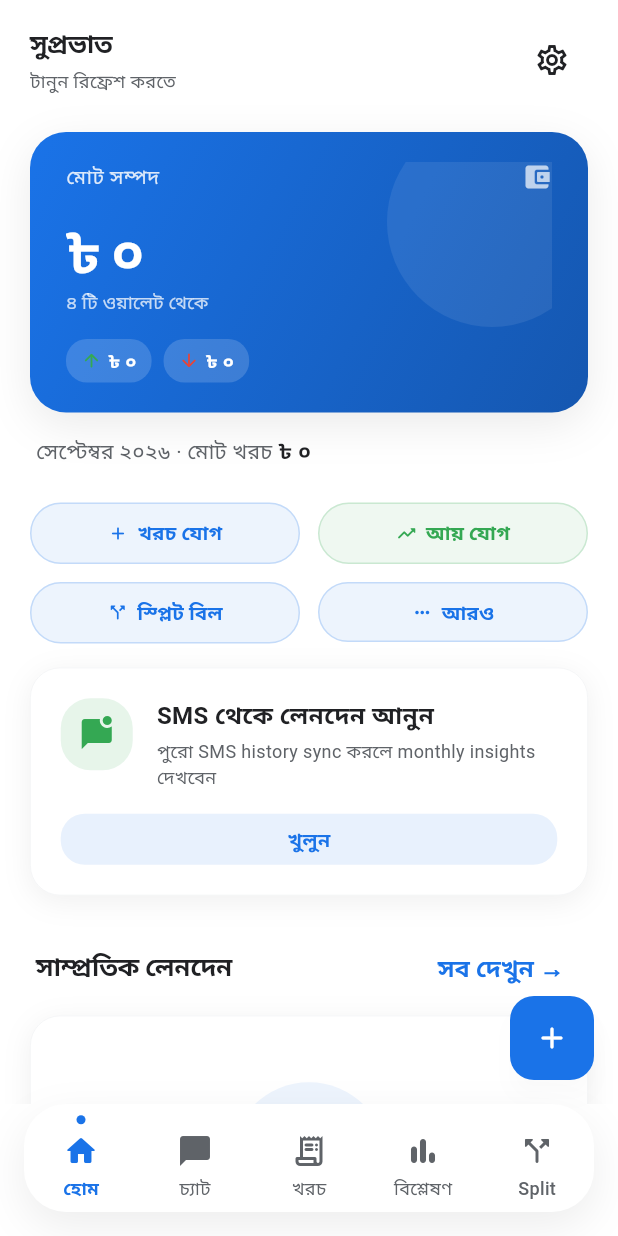
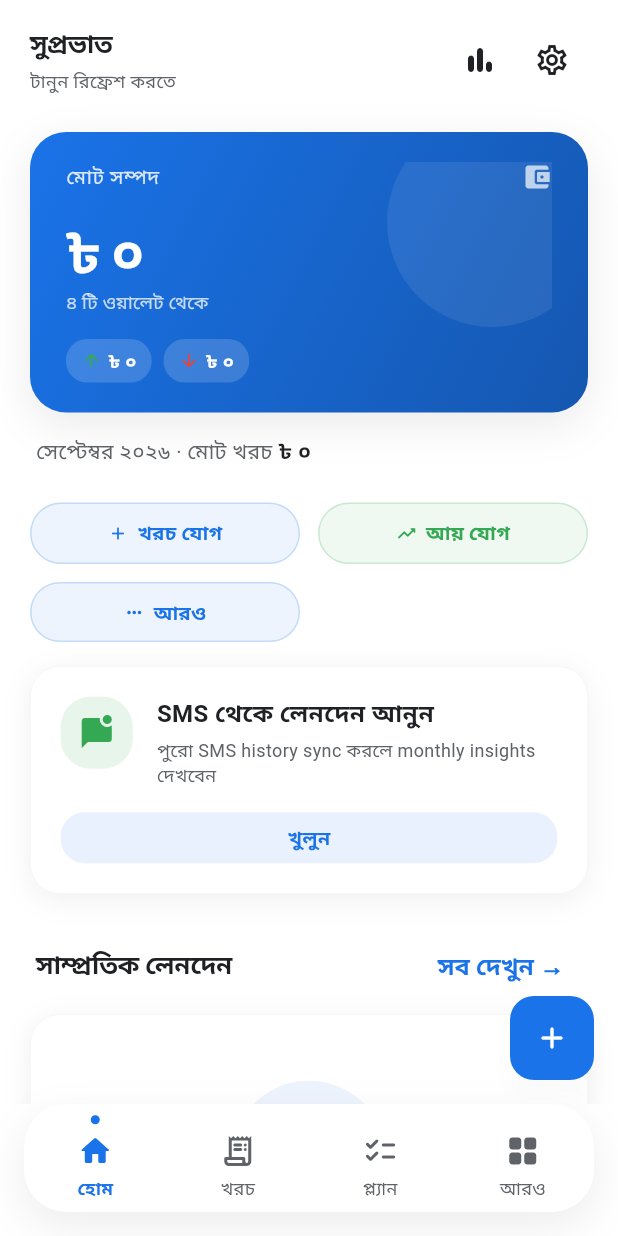
Before and after one commit to khokanuzzaman/Gemini_chat, a Flutter app: the _MainShell screen opened directly, on a phone screen of 412 x 824 dp. Run offline on Flutter 3.47's test engine with Material 3 defaults, Android fonts, the phone set to English and light mode, and no system bars; our stand-ins replace cloud_firestore, connectivity_plus, csv, firebase_auth, firebase_core, fl_chart and 15 more; missing offline and left inert: encrypt, extension_google_sign_in_as_googleapis_auth, google_mlkit_text_recognition, googleapis, purchases_flutter, purchases_ui_flutter and 1 more; accounts and stored records are empty; generated files the repository leaves out were written again.

Commit message:
feat(nav): §4 five-tab shell — semantic AppTab, cut Split/Analytics tabs, প্ল্যান+আরও hubs
Phase-1 slice (d). Rebuilds the bottom nav to the §4 IA.

Shell (flag-conditional): AI off → হোম / খরচ / প্ল্যান / আরও (4 tabs); AI on →
হোম / চ্যাট / খরচ / প্ল্যান / আরও (5). চ্যাট is dropped when AI is off and re-added
in its §4 position purely by flipping AI_ENABLED — no re-index in Phase 2.

- Semantic AppTab enum + visibleAppTabs() replace all hardcoded tab indices.
  AppShellNavigation.selectedTab is now ValueNotifier<AppTab>; the shell maps
  enum→position in one place. openPlan/openMore added.
- Split + Analytics tabs cut → reachable as pushed routes (openAnalytics/openSplit
  now Navigator.push). Their callers (insight links, settings, anomaly_alert /
  weekly_report notifications) are unchanged.
- Analytics stays prominent: a বিশ্লেষণ button in the হোম header carrying the
  relocated anomaly badge, plus an entry in আরও. Split (niche) → আরও only, and
  removed from the dashboard quick actions.
- New PlanScreen (Budget·Goals·Debt·Recurring) and MoreScreen hubs; SMS import
  promoted to the top of আরও; আরও also holds Wallets·Categories·Income·Export·
  Split·Analytics·Settings (Security/backup/premium stay inside Settings).
- Removed the dead inert ChatScreen guard from (c) (চ্যাট never mounts when off);
  reworked analytics' selectedTab==3 prediction-load gate (Analytics is pushed now,
  so mounted == visible).
- خرچ tab = ExpenseListScreen (income in আরও); the খরচ|আয় segment is slice (d').

Existing-user safety: pure navigation/routing — no Isar schema, no data, no
migration. selectedTab is in-memory (defaults to হোম).

Verified: flutter analyze 0 errors (25 baseline); flutter build bundle succeeds;
full suite green both modes — AI off 198 passed/2 skipped, AI on 198/2. New
visibleAppTabs test locks the flag→tabs contract (চ্যাট at index 1 when on).

Co-Authored-By: Claude Opus 4.8 <noreply@anthropic.com>

```diff
--- a/lib/core/navigation/app_shell_navigation.dart
+++ b/lib/core/navigation/app_shell_navigation.dart
@@ -4,77 +4,73 @@ import '../config/feature_flags.dart';
 import 'app_page_route.dart';
 import '../../features/debt/presentation/screens/debt_detail_screen.dart';
 import '../../features/debt/presentation/screens/debt_list_screen.dart';
+import '../../features/expense/presentation/screens/analytics_screen.dart';
 import '../../features/income/presentation/screens/income_list_screen.dart';
 import '../../features/sms_import/presentation/screens/sms_history_screen.dart';
 import '../../features/sms_import/presentation/screens/sms_import_screen.dart';
+import '../../features/split/presentation/screens/split_bill_screen.dart';
+
+/// The bottom-nav tabs, in §4 order. চ্যাট is only a visible tab when AI is
+/// enabled (Phase 2); with AI off the shell shows the other four.
+enum AppTab { home, chat, expenses, plan, more }
+
+/// The tabs the shell renders, in order. চ্যাট appears only when AI is enabled,
+/// so Phase 2 re-adds it in its §4 position simply by flipping the flag.
+List<AppTab> visibleAppTabs({required bool aiEnabled}) => <AppTab>[
+  AppTab.home,
+  if (aiEnabled) AppTab.chat,
+  AppTab.expenses,
+  AppTab.plan,
+  AppTab.more,
+];
 
 class AppShellNavigation {
   AppShellNavigation._();
 
   static final GlobalKey<NavigatorState> navigatorKey =
       GlobalKey<NavigatorState>();
-  static final ValueNotifier<int> selectedTab = ValueNotifier<int>(0);
+
+  /// The selected bottom-nav tab. Semantic (an [AppTab]), so callers never
+  /// depend on a raw index — the shell maps the enum to a position.
+  static final ValueNotifier<AppTab> selectedTab = ValueNotifier<AppTab>(
+    AppTab.home,
+  );
+
+  /// The Analytics screen's internal sub-tab (Summary/Category/Wallet/Income/
+  /// Anomaly). Read by [AnalyticsScreen] when it opens.
   static final ValueNotifier<int> analyticsTab = ValueNotifier<int>(0);
 
-  static void openDashboard() => _setTab(0);
+  static void openDashboard() => _setTab(AppTab.home);
 
-  static void openChat() => _setTab(1);
+  static void openChat() =>
+      _setTab(FeatureFlags.aiEnabled ? AppTab.chat : AppTab.home);
 
-  static void openExpenses() => _setTab(2);
+  static void openExpenses() => _setTab(AppTab.expenses);
 
+  static void openPlan() => _setTab(AppTab.plan);
+
+  static void openMore() => _setTab(AppTab.more);
+
+  /// Analytics is no longer a tab — it opens as a pushed screen. [tabIndex]
+  /// selects its inner sub-tab.
   static void openAnalytics({int tabIndex = 0}) {
     analyticsTab.value = tabIndex;
-    _setTab(3);
+    _pushFromRoot(const AnalyticsScreen());
   }
 
-  static void openSplit() => _setTab(4);
+  /// Split is no longer a tab — it opens as a pushed screen (reachable from আরও).
+  static void openSplit() => _pushFromRoot(const SplitBillScreen());
 
-  static void openDebts() {
-    final navigator = navigatorKey.currentState;
-    if (navigator == null) {
-      return;
-    }
-    navigator.popUntil((route) => route.isFirst);
-    navigator.push(AppSlideRoute(builder: (_) => const DebtListScreen()));
-  }
+  static void openDebts() => _pushFromRoot(const DebtListScreen());
 
-  static void openDebtDetail(int debtId) {
-    final navigator = navigatorKey.currentState;
-    if (navigator == null) {
-      return;
-    }
-    navigator.popUntil((route) => route.isFirst);
-    navigator.push(
-      AppSlideRoute(builder: (_) => DebtDetailScreen(debtId: debtId)),
-    );
-  }
+  static void openDebtDetail(int debtId) =>
+      _pushFromRoot(DebtDetailScreen(debtId: debtId), slide: true);
 
-  static void openIncome() {
-    final navigator = navigatorKey.currentState;
-    if (navigator == null) {
-      return;
-    }
-    navigator.popUntil((route) => route.isFirst);
-    navigator.push(buildAppRoute(const IncomeListScreen()));
-  }
+  static void openIncome() => _pushFromRoot(const IncomeListScreen());
 
-  static void openSmsImport() {
-    final navigator = navigatorKey.currentState;
-    if (navigator == null) {
-      return;
-    }
-    navigator.popUntil((route) => route.isFirst);
-    navigator.push(buildAppRoute(const SmsImportScreen()));
-  }
+  static void openSmsImport() => _pushFromRoot(const SmsImportScreen());
 
-  static void openSmsHistory() {
-    final navigator = navigatorKey.currentState;
-    if (navigator == null) {
-      return;
-    }
-    navigator.popUntil((route) => route.isFirst);
-    navigator.push(buildAppRoute(const SmsHistoryScreen()));
-  }
+  static void openSmsHistory() => _pushFromRoot(const SmsHistoryScreen());
 
   static void handlePayload(String? payload) {
     if (payload != null && payload.startsWith('debt:')) {
@@ -115,11 +111,22 @@ class AppShellNavigation {
     }
   }
 
-  static void _setTab(int index) {
+  static void _setTab(AppTab tab) {
     final navigator = navigatorKey.currentState;
     if (navigator != null) {
       navigator.popUntil((route) => route.isFirst);
     }
-    selectedTab.value = index;
+    selectedTab.value = tab;
+  }
+
+  static void _pushFromRoot(Widget page, {bool slide = false}) {
+    final navigator = navigatorKey.currentState;
+    if (navigator == null) {
+      return;
+    }
+    navigator.popUntil((route) => route.isFirst);
+    navigator.push(
+      slide ? AppSlideRoute(builder: (_) => page) : buildAppRoute(page),
+    );
   }
 }
--- a/lib/features/expense/presentation/widgets/dashboard/dashboard_header.dart
+++ b/lib/features/expense/presentation/widgets/dashboard/dashboard_header.dart
@@ -2,9 +2,11 @@ import 'package:flutter/material.dart';
 import 'package:flutter_riverpod/flutter_riverpod.dart';
 
 import '../../../../../core/auth/google_auth_provider.dart';
+import '../../../../../core/navigation/app_shell_navigation.dart';
 import '../../../../../core/theme/app_theme.dart';
 import '../../../../../core/utils/bangla_formatters.dart';
 import '../../../../../core/widgets/widgets.dart';
+import '../../../../anomaly/presentation/providers/anomaly_provider.dart';
 import '../../providers/expense_providers.dart';
 
 class DashboardHeader extends ConsumerWidget {
@@ -17,6 +19,7 @@ class DashboardHeader extends ConsumerWidget {
     final greeting = _timeGreeting();
     final title = firstName.isEmpty ? greeting : '$greeting, $firstName';
     final lastRefreshed = ref.watch(dashboardLastRefreshedAtProvider);
+    final anomalyCount = ref.watch(anomalyProvider).highSeverityCount;
     final secondLine = lastRefreshed == null
         ? 'টানুন রিফ্রেশ করতে'
         : 'শেষ আপডেট: ${BanglaFormatters.relativeFromNow(lastRefreshed)}';
@@ -44,6 +47,19 @@ class DashboardHeader extends ConsumerWidget {
             ],
           ),
         ),
+        Badge(
+          isLabelVisible: anomalyCount > 0,
+          backgroundColor: AppColors.error,
+          label: Text(anomalyCount > 9 ? '9+' : '$anomalyCount'),
+          child: IconButton(
+            icon: Icon(
+              Icons.bar_chart_rounded,
+              color: context.primaryTextColor,
+            ),
+            tooltip: 'বিশ্লেষণ',
+            onPressed: AppShellNavigation.openAnalytics,
+          ),
+        ),
         const GlobalSettingsButton(),
       ],
     );
--- a/lib/features/expense/presentation/widgets/dashboard/primary_quick_actions.dart
+++ b/lib/features/expense/presentation/widgets/dashboard/primary_quick_actions.dart
@@ -34,11 +34,6 @@ class PrimaryQuickActions extends StatelessWidget {
           icon: Icons.camera_alt_rounded,
           onTap: AppShellNavigation.openChat,
         ),
-      _PrimaryAction(
-        label: 'স্প্লিট বিল',
-        icon: Icons.call_split_rounded,
-        onTap: AppShellNavigation.openSplit,
-      ),
       _PrimaryAction(
         label: 'আরও',
         icon: Icons.more_horiz_rounded,
--- a/lib/main.dart
+++ b/lib/main.dart
@@ -29,6 +29,7 @@ import 'core/database/models/sms_ledger_sync_state_model.dart';
 import 'core/database/models/split_bill_model.dart';
 import 'core/database/models/wallet_model.dart';
 import 'features/prediction/data/models/prediction_cache_model.dart';
+import 'core/config/feature_flags.dart';
 import 'core/navigation/app_shell_navigation.dart';
 import 'core/notifications/notification_provider.dart';
 import 'core/notifications/notification_service.dart';
@@ -52,13 +53,13 @@ import 'features/chat/presentation/providers/chat_provider.dart';
 import 'features/anomaly/presentation/providers/anomaly_provider.dart';
 import 'features/chat/presentation/screens/chat_screen.dart';
 import 'features/expense/presentation/providers/expense_providers.dart';
-import 'features/expense/presentation/screens/analytics_screen.dart';
 import 'features/expense/presentation/screens/dashboard_screen.dart';
 import 'features/expense/presentation/screens/expense_list_screen.dart';
+import 'features/more/presentation/screens/more_screen.dart';
+import 'features/plan/presentation/screens/plan_screen.dart';
 import 'features/onboarding/onboarding_screen.dart';
 import 'features/security/lock_screen.dart';
 import 'features/sms_import/presentation/providers/sms_import_provider.dart';
-import 'features/split/presentation/screens/split_bill_screen.dart';
 import 'features/splash/splash_screen.dart';
 import 'features/wallet/data/datasources/wallet_local_datasource.dart';
 import 'features/wallet/presentation/providers/wallet_provider.dart';
@@ -410,14 +411,14 @@ class _MainShell extends ConsumerStatefulWidget {
 }
 
 class _MainShellState extends ConsumerState<_MainShell> {
-  int _currentIndex = 0;
+  AppTab _currentTab = AppTab.home;
   StreamSubscription<User?>? _authSubscription;
 
   @override
   void initState() {
     super.initState();
     AppShellNavigation.selectedTab.addListener(_handleExternalTabChange);
-    _currentIndex = AppShellNavigation.selectedTab.value;
+    _currentTab = AppShellNavigation.selectedTab.value;
     _authSubscription = FirebaseAuth.instance.authStateChanges().listen((user) {
       ref.read(premiumStatusProvider.notifier).syncUser(user?.uid);
       if (user != null) {
@@ -449,24 +450,17 @@ class _MainShellState extends ConsumerState<_MainShell> {
 
   @override
   Widget build(BuildContext context) {
-    final highSeverityAnomalyCount = ref
-        .watch(anomalyProvider)
-        .highSeverityCount;
-    final screens = [
-      DashboardScreen(
-        onOpenExpenses: _openExpenses,
-        onOpenChat: () => setState(() => _currentIndex = 1),
-      ),
-      const ChatScreen(),
-      const ExpenseListScreen(),
-      const AnalyticsScreen(),
-      const SplitBillScreen(),
-    ];
+    final tabs = visibleAppTabs(aiEnabled: FeatureFlags.aiEnabled);
+    var currentIndex = tabs.indexOf(_currentTab);
+    if (currentIndex < 0) {
+      currentIndex = 0;
+    }
+    final screens = tabs.map(_screenFor).toList(growable: false);
 
     return Scaffold(
       body: DecoratedBox(
         decoration: BoxDecoration(gradient: context.shellBackgroundGradient),
-        child: IndexedStack(index: _currentIndex, children: screens),
+        child: IndexedStack(index: currentIndex, children: screens),
       ),
       bottomNavigationBar: SafeArea(
         top: false,
@@ -491,98 +485,47 @@ class _MainShellState extends ConsumerState<_MainShell> {
             backgroundColor: Colors.transparent,
             indicatorColor: Colors.transparent,
             labelBehavior: NavigationDestinationLabelBehavior.alwaysShow,
-            selectedIndex: _currentIndex,
+            selectedIndex: currentIndex,
             onDestinationSelected: (index) {
-              _setCurrentIndex(index);
+              _setCurrentTab(tabs[index]);
             },
-            destinations: [
-              NavigationDestination(
-                icon: _NavIcon(
-                  icon: Icons.home_rounded,
-                  label: 'হোম',
-                  active: false,
-                ),
-                selectedIcon: _NavIcon(
-                  icon: Icons.home_rounded,
-                  label: 'হোম',
-                  active: true,
-                ),
-                label: 'হোম',
-              ),
-              NavigationDestination(
-                icon: _NavIcon(
-                  icon: Icons.chat_bubble_rounded,
-                  label: 'চ্যাট',
-                  active: false,
-                ),
-                selectedIcon: _NavIcon(
-                  icon: Icons.chat_bubble_rounded,
-                  label: 'চ্যাট',
-                  active: true,
-                ),
-                label: 'চ্যাট',
-              ),
-              NavigationDestination(
-                icon: _NavIcon(
-                  icon: Icons.receipt_long_rounded,
-                  label: 'খরচ',
-                  active: false,
-                ),
-                selectedIcon: _NavIcon(
-                  icon: Icons.receipt_long_rounded,
-                  label: 'খরচ',
-                  active: true,
-                ),
-                label: 'খরচ',
-              ),
-              NavigationDestination(
-                icon: Badge(
-                  isLabelVisible: highSeverityAnomalyCount > 0,
-                  backgroundColor: AppColors.error,
-                  label: Text(
-                    highSeverityAnomalyCount > 9
-                        ? '9+'
-                        : '$highSeverityAnomalyCount',
-                  ),
-                  child: const _NavIcon(
-                    icon: Icons.bar_chart_rounded,
-                    label: 'বিশ্লেষণ',
-                    active: false,
-                  ),
-                ),
-                selectedIcon: Badge(
-                  isLabelVisible: highSeverityAnomalyCount > 0,
-                  backgroundColor: AppColors.error,
-                  label: Text(
-                    highSeverityAnomalyCount > 9
-                        ? '9+'
-                        : '$highSeverityAnomalyCount',
-                  ),
-                  child: const _NavIcon(
-                    icon: Icons.bar_chart_rounded,
-                    label: 'বিশ্লেষণ',
-                    active: true,
-                  ),
-                ),
-                label: 'বিশ্লেষণ',
-              ),
-              NavigationDestination(
-                icon: _NavIcon(
-                  icon: Icons.call_split_rounded,
-                  label: 'Split',
-                  active: false,
-                ),
-                selectedIcon: _NavIcon(
-                  icon: Icons.call_split_rounded,
-                  label: 'Split',
-                  active: true,
-                ),
-                label: 'Split',
-              ),
-            ],
+            destinations: tabs.map(_destinationFor).toList(growable: false),
           ),
         ),
       ),
+    );
+  }
+
+  Widget _screenFor(AppTab tab) {
+    switch (tab) {
+      case AppTab.home:
+        return DashboardScreen(
+          onOpenExpenses: _openExpenses,
+          onOpenChat: () => _setCurrentTab(AppTab.chat),
+        );
+      case AppTab.chat:
+        return const ChatScreen();
+      case AppTab.expenses:
+        return const ExpenseListScreen();
+      case AppTab.plan:
+        return const PlanScreen();
+      case AppTab.more:
+        return const MoreScreen();
+    }
+  }
+
+  NavigationDestination _destinationFor(AppTab tab) {
+    final (IconData icon, String label) = switch (tab) {
+      AppTab.home => (Icons.home_rounded, 'হোম'),
+      AppTab.chat => (Icons.chat_bubble_rounded, 'চ্যাট'),
+      AppTab.expenses => (Icons.receipt_long_rounded, 'খরচ'),
+      AppTab.plan => (Icons.checklist_rounded, 'প্ল্যান'),
+      AppTab.more => (Icons.grid_view_rounded, 'আরও'),
+    };
+    return NavigationDestination(
+      icon: _NavIcon(icon: icon, label: label, active: false),
+      selectedIcon: _NavIcon(icon: icon, label: label, active: true),
+      label: label,
     );
   }
 
@@ -596,31 +539,31 @@ class _MainShellState extends ConsumerState<_MainShell> {
     if (!mounted) {
       return;
     }
-    _setCurrentIndex(2);
+    _setCurrentTab(AppTab.expenses);
   }
 
   void _handleExternalTabChange() {
-    final nextIndex = AppShellNavigation.selectedTab.value;
-    if (!mounted || nextIndex == _currentIndex) {
+    final nextTab = AppShellNavigation.selectedTab.value;
+    if (!mounted || nextTab == _currentTab) {
       return;
     }
 
     setState(() {
-      _currentIndex = nextIndex;
+      _currentTab = nextTab;
     });
   }
 
-  void _setCurrentIndex(int index) {
+  void _setCurrentTab(AppTab tab) {
     if (!mounted) {
       return;
     }
 
     HapticFeedback.selectionClick();
     setState(() {
-      _currentIndex = index;
+      _currentTab = tab;
     });
-    if (AppShellNavigation.selectedTab.value != index) {
-      AppShellNavigation.selectedTab.value = index;
+    if (AppShellNavigation.selectedTab.value != tab) {
+      AppShellNavigation.selectedTab.value = tab;
     }
   }
 }
```
Also changed, not shown: lib/features/chat/presentation/screens/chat_screen.dart (+3 -53 lines), lib/features/expense/presentation/widgets/analytics/analytics_screen_content.dart (+6 -15 lines), lib/features/more/presentation/screens/more_screen.dart (added, +130 -0 lines), lib/features/plan/presentation/screens/plan_screen.dart (added, +74 -0 lines), 2 other files.
